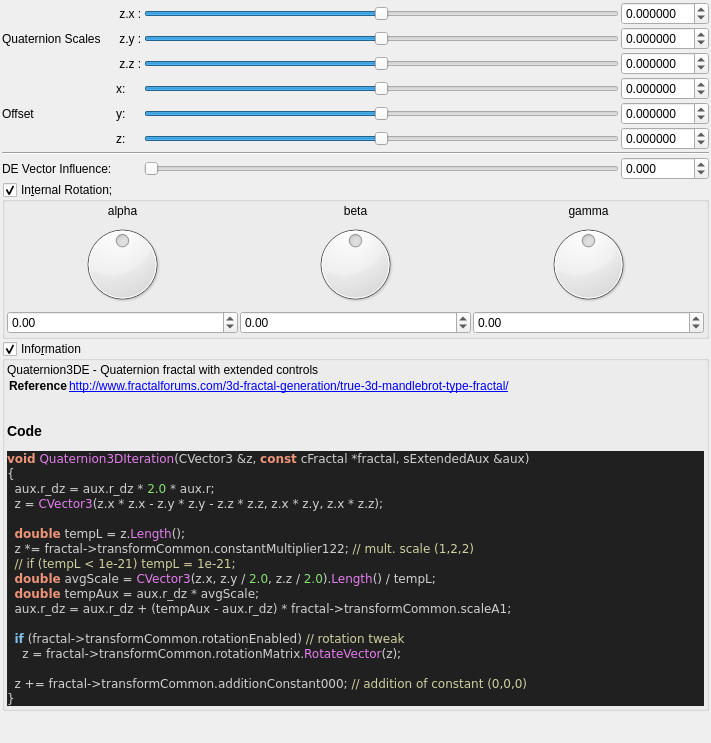
buddhi1980/mandelbulber2, file mandelbulber2/qt_data/fractal_quaternion3D.ui: the form before one commit.
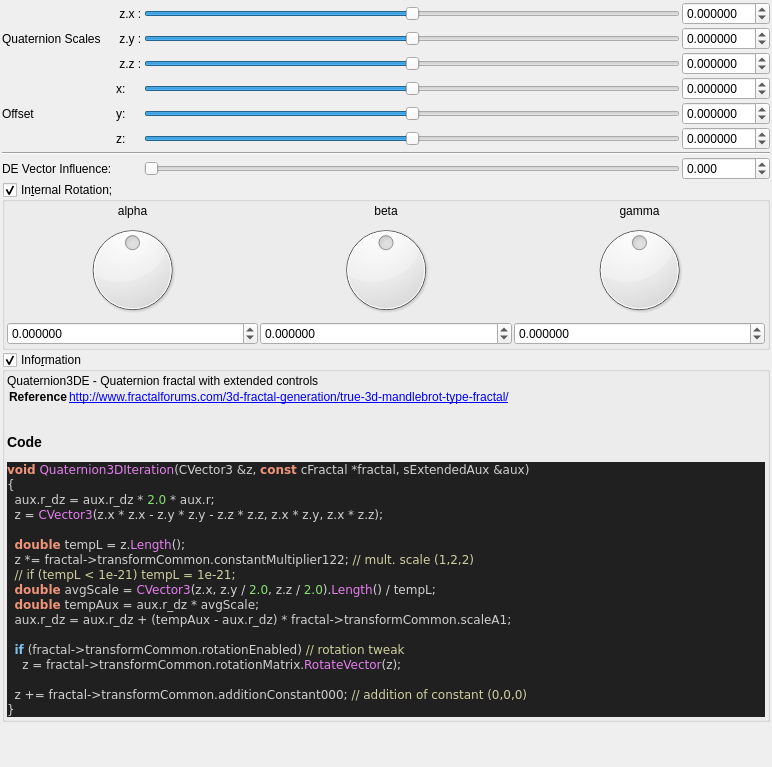
The form after the commit. Custom widgets are drawn as their Qt base class.

Patch:
```diff
--- a/mandelbulber2/qt_data/fractal_quaternion3D.ui
+++ b/mandelbulber2/qt_data/fractal_quaternion3D.ui
@@ -6,8 +6,8 @@
    <rect>
     <x>0</x>
     <y>0</y>
-    <width>711</width>
-    <height>743</height>
+    <width>772</width>
+    <height>767</height>
    </rect>
   </property>
   <property name="windowTitle">
@@ -152,7 +152,7 @@
              <string/>
             </property>
             <property name="decimals">
-             <number>2</number>
+             <number>6</number>
             </property>
             <property name="minimum">
              <double>-180.000000000000000</double>
@@ -190,7 +190,7 @@
              <string/>
             </property>
             <property name="decimals">
-             <number>2</number>
+             <number>6</number>
             </property>
             <property name="minimum">
              <double>-180.000000000000000</double>
@@ -228,7 +228,7 @@
              <string/>
             </property>
             <property name="decimals">
-             <number>2</number>
+             <number>6</number>
             </property>
             <property name="minimum">
              <double>-180.000000000000000</double>
```
